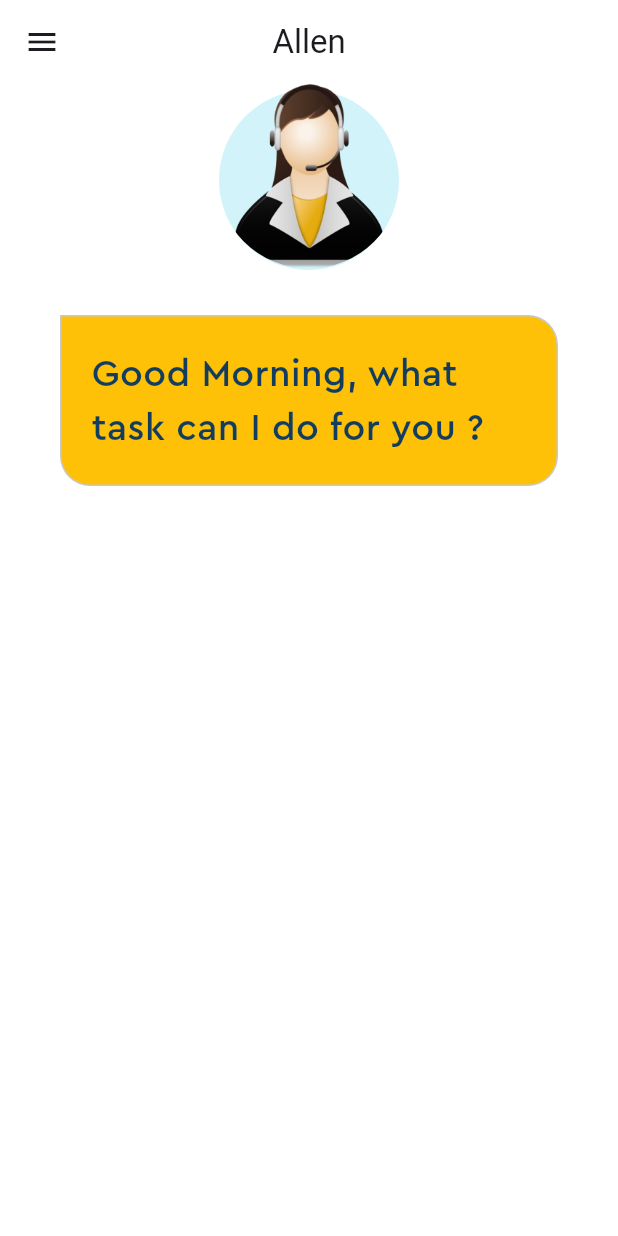
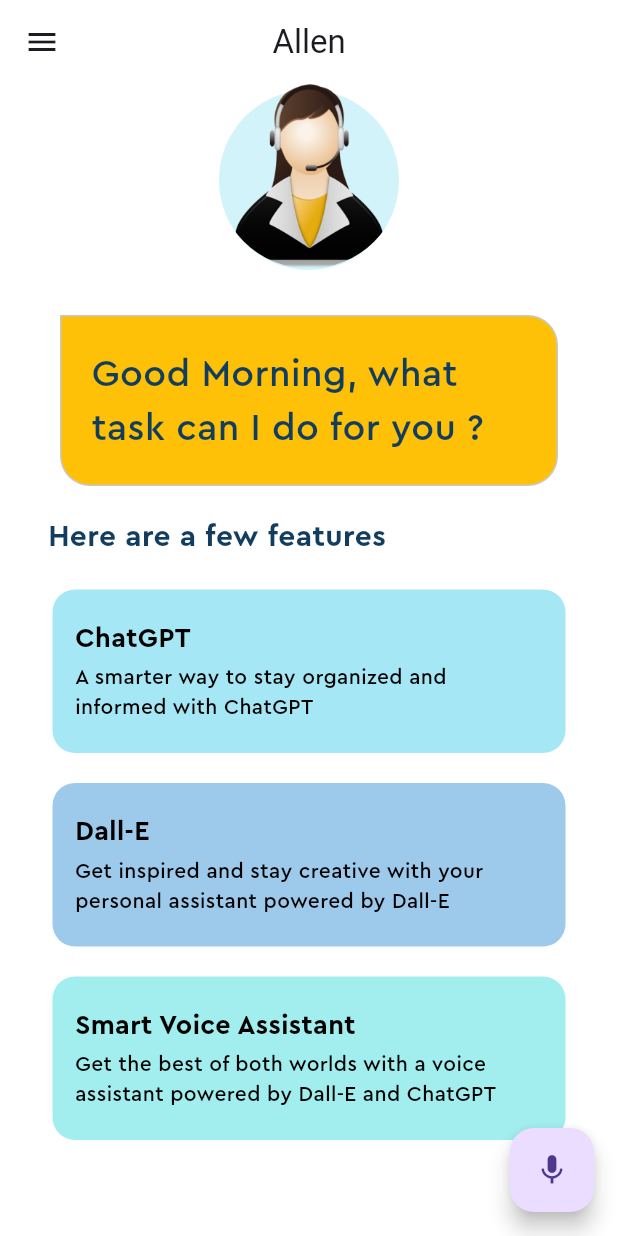
Before and after one commit to Arpitaagupta/Flutter-Voice-Assistant-App, a Flutter app: the screen it shows after launch, on a phone screen of 412 x 824 dp. Run offline on Flutter 3.47's test engine with Material 2 defaults, Android fonts, the phone set to English and light mode, and no system bars; our stand-ins replace speech_to_text.

Commit message:
Added features

```diff
--- /dev/null
+++ b/lib/feature_box.dart
@@ -0,0 +1,59 @@
+import 'package:allen/pallete.dart';
+import 'package:flutter/material.dart';
+
+class FeatureBox extends StatelessWidget {
+  final Color color;
+  final String headerText;
+  final String descriptionText;
+  const FeatureBox({
+    super.key,
+    required this.color,
+    required this.headerText,
+    required this.descriptionText,
+  });
+
+  @override
+  Widget build(BuildContext context) {
+    return Container(
+      margin: const EdgeInsets.symmetric(horizontal: 35, vertical: 10),
+      decoration: BoxDecoration(
+        color: color,
+        borderRadius: const BorderRadius.all(
+          Radius.circular(15),
+        ),
+      ),
+      child: Padding(
+        padding: const EdgeInsets.symmetric(vertical: 20.0)
+            .copyWith(left: 15, right: 10),
+        child: Column(
+          children: [
+            Align(
+              alignment: Alignment.centerLeft,
+              child: Text(
+                headerText,
+                style: const TextStyle(
+                    fontFamily: 'Cera Pro',
+                    color: Pallete.blackColor,
+                    fontSize: 18,
+                    fontWeight: FontWeight.bold),
+              ),
+            ),
+            const SizedBox(
+              height: 3,
+            ),
+            Padding(
+              padding: const EdgeInsets.only(right: 20),
+              child: Text(
+                descriptionText,
+                style: const TextStyle(
+                  fontFamily: 'Cera Pro',
+                  color: Pallete.blackColor,
+                ),
+              ),
+            )
+          ],
+        ),
+      ),
+    );
+  }
+}
--- a/lib/home_page.dart
+++ b/lib/home_page.dart
@@ -1,5 +1,7 @@
+import 'package:allen/feature_box.dart';
 import 'package:allen/pallete.dart';
 import 'package:flutter/material.dart';
+import 'package:speech_to_text/speech_to_text.dart';
 
 class HomePage extends StatefulWidget {
   const HomePage({super.key});
@@ -9,6 +11,19 @@ class HomePage extends StatefulWidget {
 }
 
 class _HomePageState extends State<HomePage> {
+  final speechToText = SpeechToText();
+
+  @override
+  void initState() {
+    super.initState();
+    initSpeechToText();
+  }
+
+  Future<void> initSpeechToText() async {
+    // Initializing speech to text
+    speechToText.initialize();
+  }
+
   @override
   Widget build(BuildContext context) {
     return Scaffold(
@@ -17,7 +32,8 @@ class _HomePageState extends State<HomePage> {
         leading: const Icon(Icons.menu),
         centerTitle: true,
       ),
-      body: Column(
+      body: SingleChildScrollView(
+        child: Column(
           children: [
             //virtual assistant picture
             Stack(
@@ -38,8 +54,8 @@ class _HomePageState extends State<HomePage> {
                   decoration: const BoxDecoration(
                       shape: BoxShape.circle,
                       image: DecorationImage(
-                        image:
-                            AssetImage('assets/images/virtualAssistant.png'))),
+                          image: AssetImage(
+                              'assets/images/virtualAssistant.png'))),
                 )
               ],
             ),
@@ -73,8 +89,50 @@ class _HomePageState extends State<HomePage> {
                   ),
                 ),
               ),
+            ),
+            Container(
+              padding: const EdgeInsets.all(10),
+              alignment: Alignment.centerLeft,
+              margin: const EdgeInsets.only(top: 10, left: 22),
+              child: const Text(
+                "Here are a few features",
+                style: TextStyle(
+                    fontFamily: 'Cera Pro',
+                    color: Pallete.mainFontColor,
+                    fontSize: 20,
+                    fontWeight: FontWeight.bold),
+              ),
+            ),
+            //features,
+            const Column(
+              children: [
+                FeatureBox(
+                  color: Pallete.firstSuggestionBoxColor,
+                  headerText: 'ChatGPT',
+                  descriptionText:
+                      'A smarter way to stay organized and informed with ChatGPT',
+                ),
+                FeatureBox(
+                  color: Pallete.secondSuggestionBoxColor,
+                  headerText: 'Dall-E',
+                  descriptionText:
+                      'Get inspired and stay creative with your personal assistant powered by Dall-E',
+                ),
+                FeatureBox(
+                  color: Pallete.thirdSuggestionBoxColor,
+                  headerText: 'Smart Voice Assistant',
+                  descriptionText:
+                      'Get the best of both worlds with a voice assistant powered by Dall-E and ChatGPT',
                 )
               ],
+            )
+          ],
+        ),
+      ),
+      floatingActionButton: FloatingActionButton(
+        //backgroundColor: Pallete.firstSuggestionBoxColor,
+        onPressed: () {},
+        child: const Icon(Icons.mic),
       ),
     );
   }
--- a/pubspec.yaml
+++ b/pubspec.yaml
@@ -11,6 +11,7 @@ dependencies:
   flutter:
     sdk: flutter
   cupertino_icons: ^1.0.2
+  speech_to_text: ^6.3.0
 
 dev_dependencies:
   flutter_test:
```
Also changed, not shown: pubspec.lock, 3 other files. Lines whose indentation alone changed are shown as unchanged.
